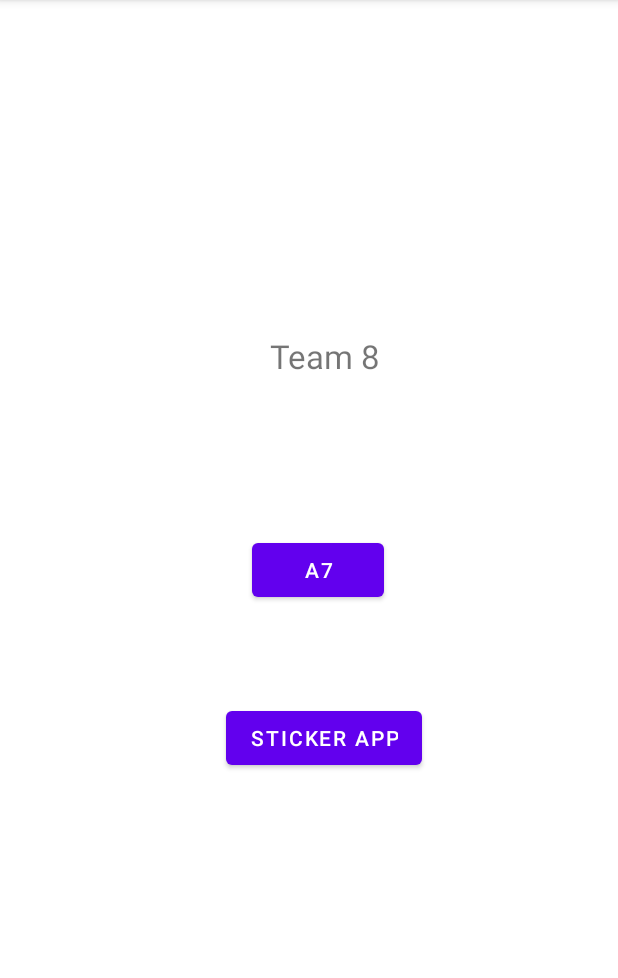
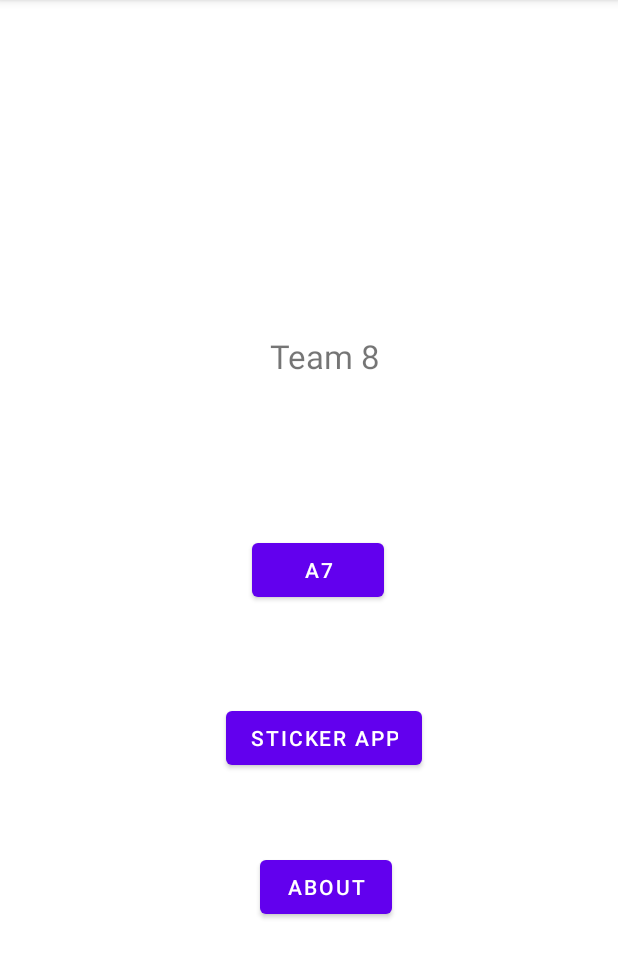
Before and after one commit to yiyuzhang0604/NUMAD22Fa_team8, an Android app: the screen it shows after launch (MainActivity), on a phone screen of 412 x 824 dp, the part 84-1062 px from its top. Run offline under Robolectric (Android 15) with nearby library versions, the phone set to English and light mode, and no system bars.

Commit message:
Add About Button

```diff
--- a/app/src/main/java/edu/northeastern/numad22fa_team8/MainActivity.java
+++ b/app/src/main/java/edu/northeastern/numad22fa_team8/MainActivity.java
@@ -6,10 +6,9 @@ import android.content.Intent;
 import android.os.Bundle;
 import android.view.View;
 import android.widget.Button;
+import android.widget.Toast;
 
 public class MainActivity extends AppCompatActivity {
-
-
 
     @Override
     protected void onCreate(Bundle savedInstanceState) {
@@ -17,6 +16,18 @@ public class MainActivity extends AppCompatActivity {
         setContentView(R.layout.activity_main);
         Button btn_a7 = findViewById(R.id.buttonA7);
         Button btn_sticker_app = findViewById(R.id.buttonStickerApp);
+        Button btn_about= findViewById(R.id.about);
+
+        btn_about.setOnClickListener(new View.OnClickListener() {
+            @Override
+            public void onClick(View view) {
+                String teamName = "Team8: Yiyu Zhang, Yuan Zhuang, Jiayue Wu, Yang He";
+                int duration = Toast.LENGTH_SHORT;
+
+                Toast toast = Toast.makeText(MainActivity.this, teamName, duration);
+                toast.show();
+            }
+        });
         btn_a7.setOnClickListener(new View.OnClickListener() {
             @Override
             public void onClick(View view) {
--- a/app/src/main/res/layout/activity_main.xml
+++ b/app/src/main/res/layout/activity_main.xml
@@ -42,4 +42,17 @@
         app:layout_constraintTop_toBottomOf="@+id/buttonA7"
         app:layout_constraintVertical_bias="0.113" />
 
+    <Button
+        android:id="@+id/about"
+        android:layout_width="wrap_content"
+        android:layout_height="wrap_content"
+        android:layout_marginTop="32dp"
+        android:text="About"
+        app:layout_constraintBottom_toBottomOf="parent"
+        app:layout_constraintEnd_toEndOf="parent"
+        app:layout_constraintHorizontal_bias="0.535"
+        app:layout_constraintStart_toStartOf="parent"
+        app:layout_constraintTop_toBottomOf="@+id/buttonStickerApp"
+        app:layout_constraintVertical_bias="0.113" />
+
 </androidx.constraintlayout.widget.ConstraintLayout>
```
Also changed, not shown: app/build.gradle (+16 -16 lines).
